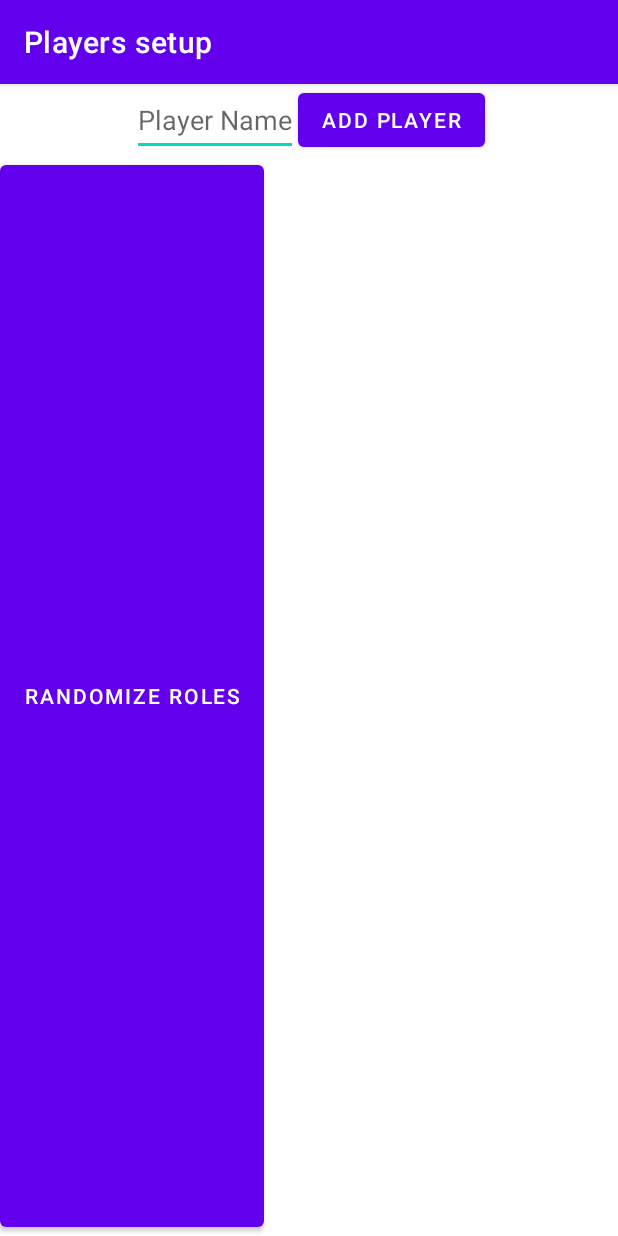
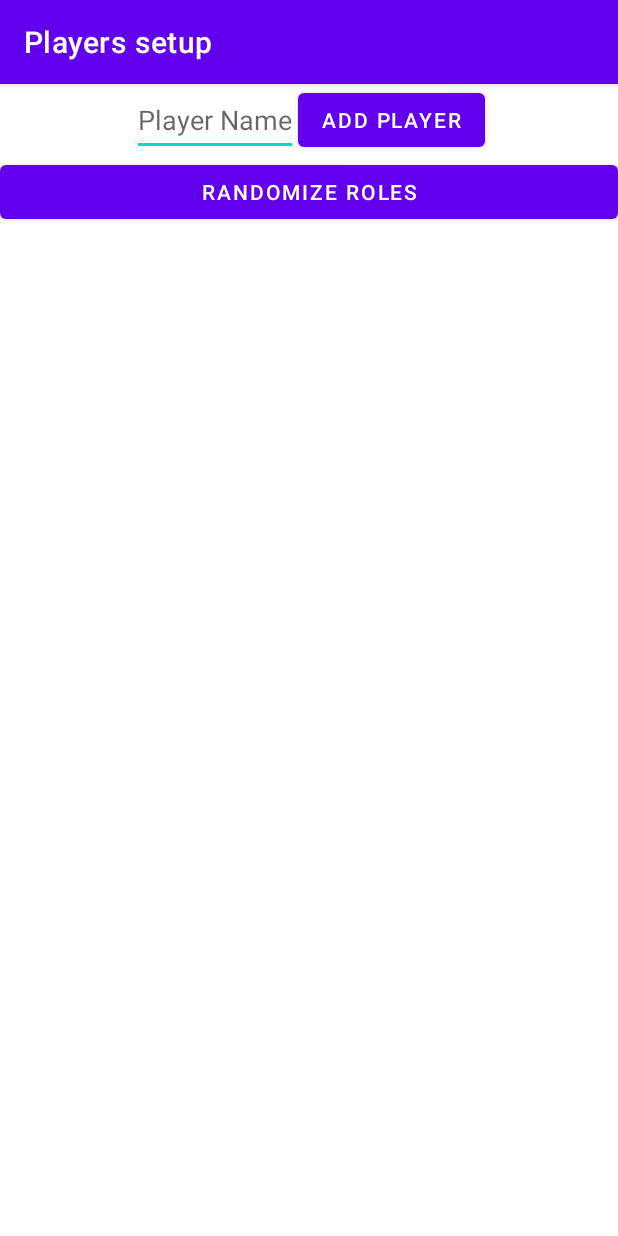
Before and after one commit to M4jor-Tom/WorldofDrinkraft, an Android app: the PlayersSetupActivity screen opened directly, with no data from a screen before it, on a phone screen of 412 x 824 dp. Run offline under Robolectric (Android 15) with nearby library versions, the phone set to English and light mode, and no system bars.

Commit message:
Corrected randomize role button in player setup activity

```diff
--- a/app/src/main/res/layout/activity_players_setup.xml
+++ b/app/src/main/res/layout/activity_players_setup.xml
@@ -38,8 +38,8 @@
 
     <com.google.android.material.button.MaterialButton
         android:id="@+id/player_setup_randomize_roles"
-        android:layout_width="wrap_content"
-        android:layout_height="match_parent"
+        android:layout_width="match_parent"
+        android:layout_height="wrap_content"
         android:text="@string/player_setup_randomize_roles">
 
     </com.google.android.material.button.MaterialButton>
```
